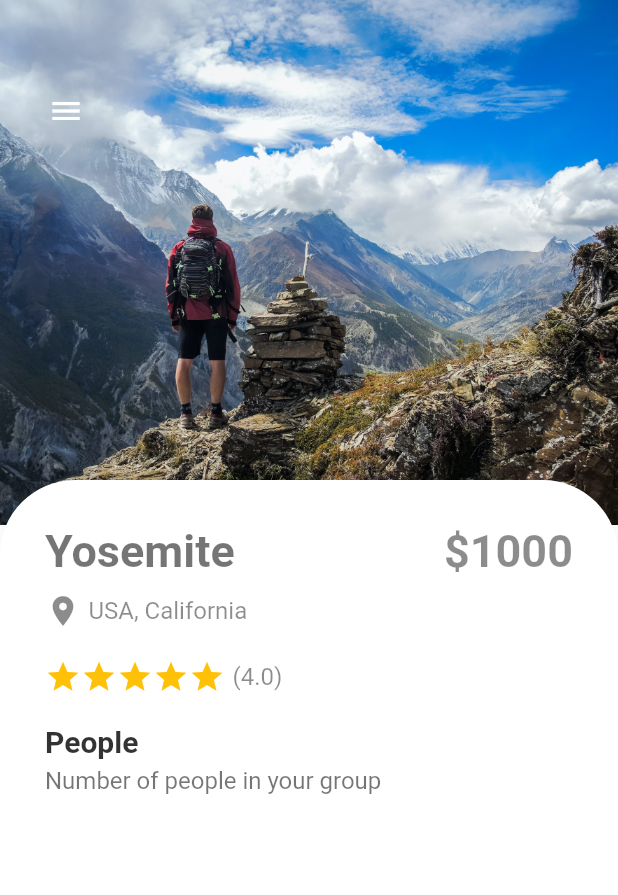
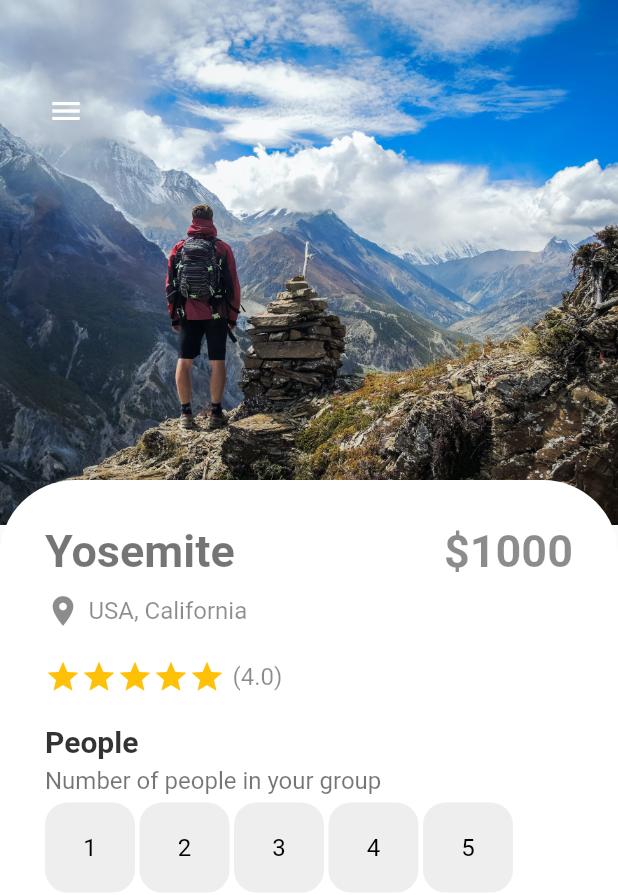
Before and after one commit to RafiaChy/mountain_trip, a Flutter app: the screen it shows after launch, on a phone screen of 412 x 824 dp. Shown: the top 895 px of the screen. Run offline on Flutter 3.47's test engine with Material 2 defaults, Android fonts, the phone set to English and light mode, and no system bars.

Commit message:
completed 5 buttons

```diff
--- /dev/null
+++ b/lib/buttons/reusable_button.dart
@@ -0,0 +1,42 @@
+import 'package:flutter/material.dart';
+import 'package:mountain_trips/texts/sub_text.dart';
+
+class ReusableButton extends StatelessWidget {
+   ReusableButton({
+    Key? key,
+    this.text,
+    this.icon,
+    required this.size,
+    required this.color,
+    required this.backgroundcolor,
+    required this.borderColor,
+    required this.isIcon,
+  }) : super(key: key);
+
+  final Color color;
+  final Color backgroundcolor;
+  double size;
+  String? text;
+  IconData? icon;
+  final Color borderColor;
+  final bool isIcon;
+
+
+  @override
+  Widget build(BuildContext context) {
+    return  Container(
+      child: isIcon == false? Center(child: SubText(text: text!, color: Colors.black,)) : Icon(icon),
+        margin: const EdgeInsets.only(right: 3),
+        width: size,
+        height: size,
+        decoration: BoxDecoration(
+          border: Border.all(
+            color: borderColor,
+            width: 1,
+          ),
+        color: backgroundcolor,
+        borderRadius: BorderRadius.circular(15),
+     ),
+    );
+  }
+}
--- a/lib/pages/detail_page.dart
+++ b/lib/pages/detail_page.dart
@@ -1,4 +1,5 @@
 import 'package:flutter/material.dart';
+import 'package:mountain_trips/buttons/reusable_button.dart';
 import 'package:mountain_trips/texts/large_text.dart';
 import 'package:mountain_trips/texts/sub_text.dart';
 
@@ -90,14 +91,7 @@ class _DetailPageState extends State<DetailPage> {
                     const SizedBox(height: 5,),
                     Wrap(
                       children: List.generate(5, (index) =>
-                       Container(
-                         width: 60,
-                         height: 60,
-                         decoration: BoxDecoration(
-                           color: Colors.white70,
-                           borderRadius: BorderRadius.circular(15),
-                         ),
-                       )
+                      ReusableButton(size: 60, color: Colors.black, backgroundcolor: Colors.grey.shade200, borderColor: Colors.grey.shade200, isIcon: false, text: '${index+1}' ,)
                        ),
                     )
                   ],
```
